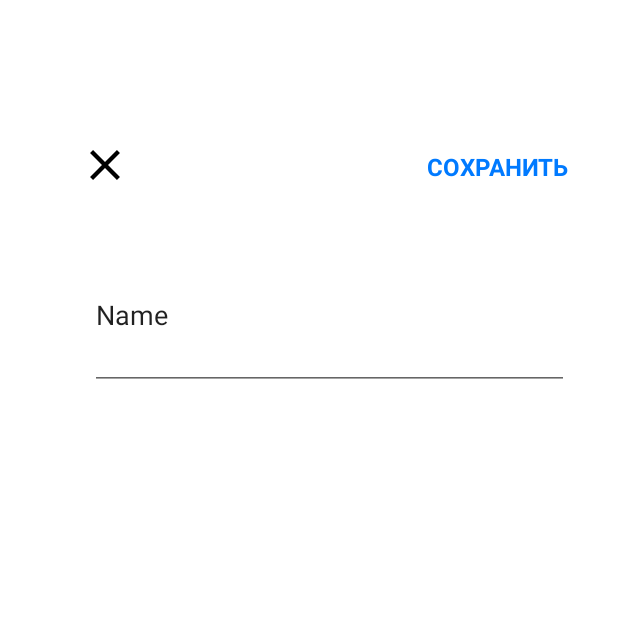
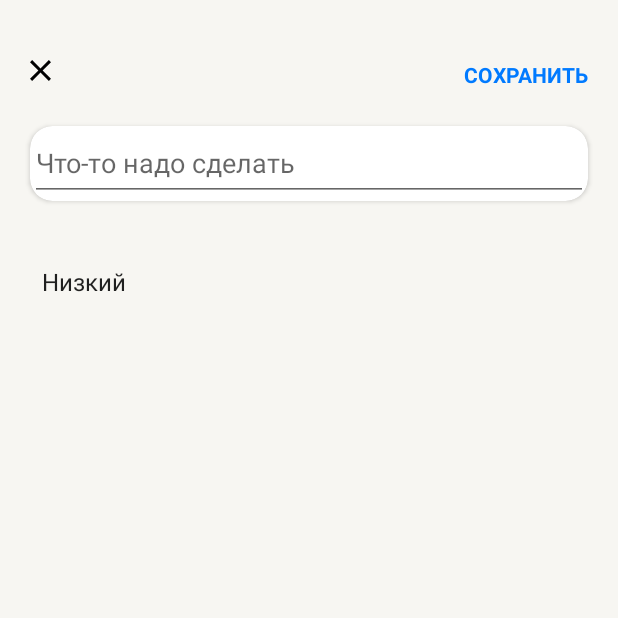
Before and after one commit to Mobile-Developement-School-23/android-todo-app-Kaz1deX, an Android app: the AddTaskFragment screen opened through its navigation route, on a phone screen of 412 x 824 dp, the top half of it. Run offline under Robolectric (Android 15) with nearby library versions, the light colour scheme and no system bars; Roboto replaces fonts that are not available here.

Commit message:
Add ability to add new tasks

```diff
--- a/app/build.gradle
+++ b/app/build.gradle
@@ -37,8 +37,10 @@ android {
 
 dependencies {
 
-    implementation "androidx.navigation:navigation-fragment-ktx:2.5.3"
-    implementation "androidx.navigation:navigation-ui-ktx:2.5.3"
+    implementation 'androidx.navigation:navigation-fragment-ktx:2.5.3'
+    implementation 'androidx.lifecycle:lifecycle-viewmodel-ktx:2.6.1'
+    implementation 'androidx.fragment:fragment-ktx:1.6.0'
+    implementation 'androidx.navigation:navigation-ui-ktx:2.5.3'
     implementation 'androidx.core:core-ktx:1.7.0'
     implementation 'androidx.appcompat:appcompat:1.6.1'
     implementation 'com.google.android.material:material:1.9.0'
--- /dev/null
+++ b/app/src/main/java/com/example/petruninkotlinyandex/TaskViewModel.kt
@@ -0,0 +1,18 @@
+package com.example.petruninkotlinyandex
+
+import android.content.Context
+import androidx.lifecycle.MutableLiveData
+import androidx.lifecycle.ViewModel
+import com.example.petruninkotlinyandex.data.TodoItem
+import com.example.petruninkotlinyandex.repositories.TodoItemsRepository
+
+open class TaskViewModel: ViewModel() {
+    val textTask: MutableLiveData<String> by lazy { MutableLiveData<String>() }
+    private val todoItemsRepository = TodoItemsRepository()
+    fun getTasks(context: Context): List<TodoItem> {
+        return todoItemsRepository.getTasks(context)
+    }
+    fun addTaskToRepository(todoItem: TodoItem) {
+        todoItemsRepository.addTask(todoItem)
+    }
+}
--- a/app/src/main/java/com/example/petruninkotlinyandex/activities/MainActivity.kt
+++ b/app/src/main/java/com/example/petruninkotlinyandex/activities/MainActivity.kt
@@ -2,9 +2,11 @@ package com.example.petruninkotlinyandex.activities
 
 import androidx.appcompat.app.AppCompatActivity
 import android.os.Bundle
+import androidx.activity.viewModels
 import androidx.recyclerview.widget.LinearLayoutManager
 import androidx.recyclerview.widget.RecyclerView
 import com.example.petruninkotlinyandex.R
+import com.example.petruninkotlinyandex.TaskViewModel
 import com.example.petruninkotlinyandex.adapters.TasksAdapter
 import com.example.petruninkotlinyandex.databinding.ActivityMainBinding
 import com.example.petruninkotlinyandex.repositories.TodoItemsRepository
--- a/app/src/main/java/com/example/petruninkotlinyandex/data/TodoItem.kt
+++ b/app/src/main/java/com/example/petruninkotlinyandex/data/TodoItem.kt
@@ -1,5 +1,15 @@
 package com.example.petruninkotlinyandex.data
 
 data class TodoItem(
-    val checkBoxTaskText: String
-)
+    val id_task: String,
+    val checkBoxTaskText: String,
+    val importance: Importance,
+    val isCompleted: Boolean,
+    val creationDate: String
+) {
+    enum class Importance {
+        LOW,
+        NORMAL,
+        HIGH
+    }
+}
--- a/app/src/main/java/com/example/petruninkotlinyandex/fragments/AddTaskFragment.kt
+++ b/app/src/main/java/com/example/petruninkotlinyandex/fragments/AddTaskFragment.kt
@@ -5,10 +5,19 @@ import androidx.fragment.app.Fragment
 import android.view.LayoutInflater
 import android.view.View
 import android.view.ViewGroup
+import android.widget.ArrayAdapter
+import android.widget.Spinner
+import androidx.fragment.app.activityViewModels
+import androidx.navigation.Navigation
+import com.example.petruninkotlinyandex.R
+import com.example.petruninkotlinyandex.TaskViewModel
+import com.example.petruninkotlinyandex.data.TodoItem
 import com.example.petruninkotlinyandex.databinding.FragmentAddTaskBinding
 
 class AddTaskFragment : Fragment() {
     private lateinit var binding: FragmentAddTaskBinding
+    private val importanceSpinnerArray = arrayOf("Низкий", "Средний", "!! Высокий")
+    private val taskViewModel: TaskViewModel by activityViewModels()
 
     override fun onCreateView(
         inflater: LayoutInflater, container: ViewGroup?,
@@ -20,5 +29,22 @@ class AddTaskFragment : Fragment() {
 
     override fun onViewCreated(view: View, savedInstanceState: Bundle?) {
         super.onViewCreated(view, savedInstanceState)
+
+//        ArrayAdapter<String> importanceSpinnerAdapter = new ArrayAdapter<String>(this, android.R.layout.simple_spinner_item, importanceSpinner);
+        val importanceSpinnerAdapter = ArrayAdapter<String>(requireActivity(), android.R.layout.simple_spinner_item, importanceSpinnerArray)
+        importanceSpinnerAdapter.setDropDownViewResource(android.R.layout.simple_spinner_dropdown_item)
+        binding.importanceSpinner.adapter = importanceSpinnerAdapter
+
+        binding.cancelButton.setOnClickListener {
+            Navigation.findNavController(view).navigate(R.id.action_addTaskFragment_to_mainScreenFragment)
+        }
+        binding.saveButton.setOnClickListener {
+//            val bundle = Bundle()
+//            bundle.putString("newTask", binding.newTextTask.text.toString())
+            taskViewModel.addTaskToRepository(TodoItem("0", binding.newTextTask.text.toString(),
+                TodoItem.Importance.NORMAL, false, "12-06-2023"))
+
+            Navigation.findNavController(view).navigate(R.id.action_addTaskFragment_to_mainScreenFragment)
+        }
     }
 }
--- a/app/src/main/java/com/example/petruninkotlinyandex/fragments/MainScreenFragment.kt
+++ b/app/src/main/java/com/example/petruninkotlinyandex/fragments/MainScreenFragment.kt
@@ -1,33 +1,36 @@
 package com.example.petruninkotlinyandex.fragments
 
-import android.content.Context
 import android.graphics.Color
 import android.os.Bundle
 import androidx.fragment.app.Fragment
 import android.view.LayoutInflater
 import android.view.View
 import android.view.ViewGroup
+import androidx.fragment.app.activityViewModels
 import androidx.navigation.Navigation
 import androidx.recyclerview.widget.LinearLayoutManager
 import androidx.recyclerview.widget.RecyclerView
 import com.example.petruninkotlinyandex.R
-import com.example.petruninkotlinyandex.activities.MainActivity
+import com.example.petruninkotlinyandex.TaskViewModel
 import com.example.petruninkotlinyandex.adapters.TasksAdapter
 import com.example.petruninkotlinyandex.data.TodoItem
-import com.example.petruninkotlinyandex.databinding.ActivityMainBinding
 import com.example.petruninkotlinyandex.databinding.FragmentMainScreenBinding
 import com.example.petruninkotlinyandex.repositories.TodoItemsRepository
 
 class MainScreenFragment : Fragment() {
     private lateinit var binding: FragmentMainScreenBinding
     private lateinit var tasksRecyclerView: RecyclerView
-    private val todoItemsRepository = TodoItemsRepository()
+    private val taskViewModel: TaskViewModel by activityViewModels()
 
     override fun onCreateView(
         inflater: LayoutInflater, container: ViewGroup?,
         savedInstanceState: Bundle?
     ): View? {
         binding = FragmentMainScreenBinding.inflate(layoutInflater, container, false)
+
+//        val args = this.arguments
+//        val inputTask = arguments?.getString("newTask") ?: "None"
+//        todoItemsRepository.addTask(TodoItem("0", inputTask, TodoItem.Importance.NORMAL, false, "12-06-2023"))
         return binding.root
     }
 
@@ -35,11 +38,15 @@ class MainScreenFragment : Fragment() {
         super.onViewCreated(view, savedInstanceState)
 
         tasksRecyclerView =  binding.recyclerTasks
+
         val tasksAdapter = TasksAdapter()
         val layoutManager = LinearLayoutManager(requireActivity(), LinearLayoutManager.VERTICAL, false)
+
         tasksRecyclerView.adapter = tasksAdapter
         tasksRecyclerView.layoutManager = layoutManager
-        tasksAdapter.tasksList = todoItemsRepository.getTasks(requireActivity())
+
+//        tasksAdapter.tasksList = todoItemsRepository.getTasks(requireActivity())
+        tasksAdapter.tasksList = taskViewModel.getTasks(requireActivity())
 //        tasksAdapter.notifyDataSetChanged()
 
         binding.addButton.setColorFilter(Color.argb(255, 255, 255, 255));
--- a/app/src/main/java/com/example/petruninkotlinyandex/repositories/TodoItemsRepository.kt
+++ b/app/src/main/java/com/example/petruninkotlinyandex/repositories/TodoItemsRepository.kt
@@ -6,13 +6,30 @@ import com.example.petruninkotlinyandex.R
 import com.example.petruninkotlinyandex.data.TodoItem
 
 class TodoItemsRepository {
+    private val listTasks = mutableListOf(
+        TodoItem("1", "Купить что-то", TodoItem.Importance.NORMAL, false, "11-06-2023"),
+        TodoItem("2", "Погулять на улице", TodoItem.Importance.LOW, false, "10-06-2023"),
+        TodoItem("3", "Написать доклад", TodoItem.Importance.HIGH, false, "09-06-2023"),
+        TodoItem("4", "Записаться на встречу с очень важным человеком, главное не забыть, а то  будет очень плохо, прям ооочень",
+            TodoItem.Importance.NORMAL, false, "11-06-2023"),
+        TodoItem("5", "Убраться в кавартире", TodoItem.Importance.NORMAL, false, "11-06-2023"),
+        TodoItem("6", "Убраться в кавартире", TodoItem.Importance.NORMAL, false, "11-06-2023"),
+        TodoItem("7", "Убраться в кавартире", TodoItem.Importance.NORMAL, false, "11-06-2023"),
+        TodoItem("8", "Убраться в кавартире", TodoItem.Importance.NORMAL, false, "11-06-2023"))
+
     fun getTasks(context: Context): List<TodoItem> {
-        return buildList {
-            val checkBoxTaskText = "Hello, Maxim"
+        return listTasks
 
-            val numberOfTasks = (1..10).random()
-            for(i in 0..10)
-                add(TodoItem(checkBoxTaskText))
-        }
+//        return buildList {
+//            val checkBoxTaskText = "Hello, Maxim"
+//
+//            val numberOfTasks = (1..10).random()
+//            for(i in 0..10)
+//                add(TodoItem(checkBoxTaskText))
+//        }
+    }
+
+    fun addTask(todoItem: TodoItem) {
+        listTasks.add(0, todoItem)
     }
 }
--- a/app/src/main/res/layout/activity_main.xml
+++ b/app/src/main/res/layout/activity_main.xml
@@ -4,6 +4,7 @@
     xmlns:tools="http://schemas.android.com/tools"
     android:layout_width="match_parent"
     android:layout_height="match_parent"
+    android:background="#F7F6F2"
     tools:context=".activities.MainActivity">
 
 
@@ -12,9 +13,6 @@
         android:name="androidx.navigation.fragment.NavHostFragment"
         android:layout_width="0dp"
         android:layout_height="0dp"
-        android:layout_marginStart="30dp"
-        android:layout_marginTop="60dp"
-        android:layout_marginEnd="10dp"
         app:defaultNavHost="true"
         app:layout_constraintBottom_toBottomOf="parent"
         app:layout_constraintEnd_toEndOf="parent"
--- a/app/src/main/res/layout/fragment_add_task.xml
+++ b/app/src/main/res/layout/fragment_add_task.xml
@@ -4,45 +4,76 @@
     xmlns:tools="http://schemas.android.com/tools"
     android:layout_width="match_parent"
     android:layout_height="match_parent"
+    android:background="@color/main_theme"
     tools:context=".fragments.AddTaskFragment">
 
+    <androidx.cardview.widget.CardView
+        android:id="@+id/cardView"
+        android:layout_width="0dp"
+        android:layout_height="wrap_content"
+        android:layout_marginStart="20dp"
+        android:layout_marginTop="30dp"
+        app:cardCornerRadius="15dp"
+        app:layout_constraintEnd_toEndOf="@+id/save_button"
+        app:layout_constraintStart_toStartOf="parent"
+        app:layout_constraintTop_toBottomOf="@+id/cancel_button">
+
+        <androidx.constraintlayout.widget.ConstraintLayout
+            android:layout_width="match_parent"
+            android:layout_height="match_parent">
+
+            <EditText
+                android:id="@+id/new_text_task"
+                android:layout_width="0dp"
+                android:layout_height="50dp"
+                android:ems="10"
+                android:hint="Что-то надо сделать"
+                android:inputType="textPersonName"
+                app:layout_constraintBottom_toBottomOf="parent"
+                app:layout_constraintEnd_toEndOf="parent"
+                app:layout_constraintStart_toStartOf="parent"
+                app:layout_constraintTop_toTopOf="parent" />
+        </androidx.constraintlayout.widget.ConstraintLayout>
+
+    </androidx.cardview.widget.CardView>
+
     <ImageView
-        android:id="@+id/imageView"
-        android:layout_width="20dp"
-        android:layout_height="20dp"
-        android:layout_marginStart="30dp"
+        android:id="@+id/cancel_button"
+        android:layout_width="wrap_content"
+        android:layout_height="wrap_content"
+        android:layout_marginStart="20dp"
         android:layout_marginTop="40dp"
         android:src="@drawable/close"
         app:layout_constraintStart_toStartOf="parent"
         app:layout_constraintTop_toTopOf="parent" />
 
     <TextView
-        android:id="@+id/textView"
+        android:id="@+id/save_button"
         style="@style/item_title"
         android:layout_width="wrap_content"
         android:layout_height="wrap_content"
         android:layout_marginTop="40dp"
+        android:layout_marginEnd="20dp"
         android:text="@string/save_task"
         android:textColor="@color/blue_theme"
+        android:textSize="14sp"
         android:textStyle="bold"
+        app:layout_constraintBottom_toBottomOf="@+id/cancel_button"
         app:layout_constraintEnd_toEndOf="parent"
-        app:layout_constraintHorizontal_bias="0.9"
-        app:layout_constraintStart_toEndOf="@+id/imageView"
-        app:layout_constraintTop_toTopOf="parent" />
-
-    <EditText
-        android:id="@+id/editTextTextPersonName"
-        android:layout_width="0dp"
-        android:layout_height="100dp"
-        android:layout_marginTop="40dp"
-        android:ems="10"
-        android:inputType="textPersonName"
-        android:text="Name"
-        app:layout_constraintBottom_toBottomOf="parent"
-        app:layout_constraintEnd_toEndOf="@+id/textView"
         app:layout_constraintHorizontal_bias="1.0"
-        app:layout_constraintStart_toStartOf="@+id/imageView"
-        app:layout_constraintTop_toBottomOf="@+id/imageView"
+        app:layout_constraintStart_toEndOf="@+id/cancel_button"
+        app:layout_constraintTop_toTopOf="parent"
         app:layout_constraintVertical_bias="0.0" />
 
+    <Spinner
+        android:id="@+id/importance_spinner"
+        android:layout_width="0dp"
+        android:layout_height="48dp"
+        android:layout_marginTop="30dp"
+        android:contentDescription="No spinner"
+        android:background="#0000"
+        app:layout_constraintEnd_toEndOf="@+id/cardView"
+        app:layout_constraintStart_toStartOf="@+id/cardView"
+        app:layout_constraintTop_toBottomOf="@+id/cardView" />
+
 </androidx.constraintlayout.widget.ConstraintLayout>
--- a/app/src/main/res/values/colors.xml
+++ b/app/src/main/res/values/colors.xml
@@ -9,4 +9,5 @@
     <color name="white">#FFFFFFFF</color>
     <color name="textColor">#000000</color>
     <color name="blue_theme">#007AFF</color>
+    <color name="main_theme">#F7F6F2</color>
 </resources>
```
Also changed, not shown: app/src/main/res/layout/fragment_main_screen.xml (+34 -16 lines), app/src/main/res/layout/item_list.xml (+6 -2 lines).
